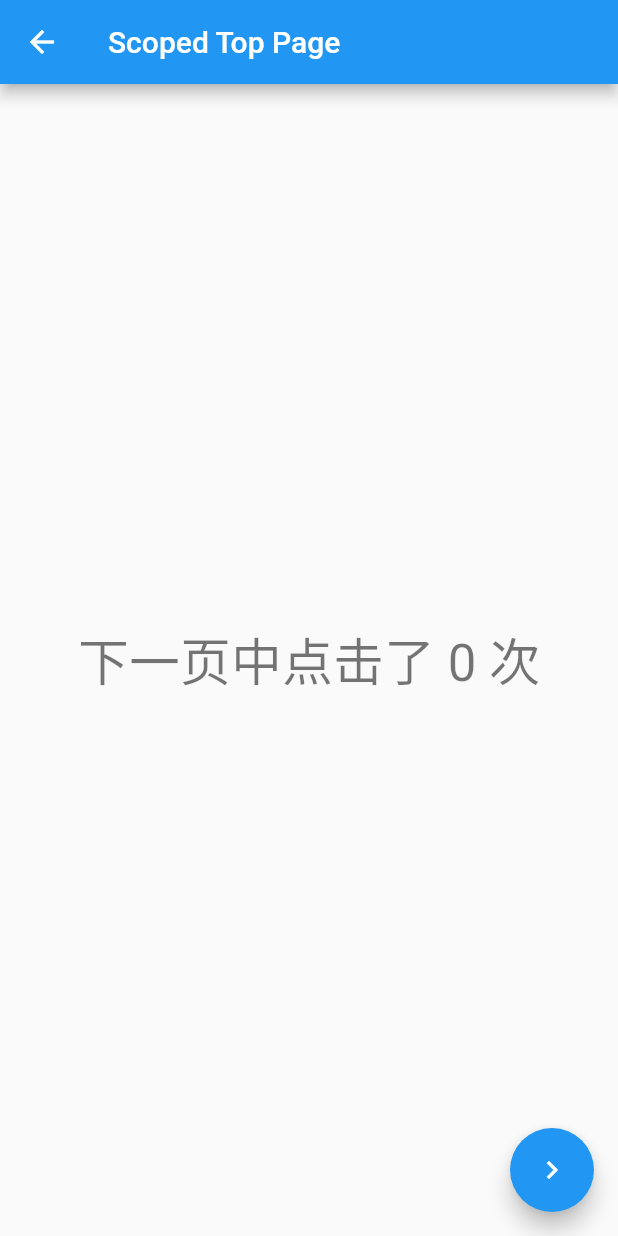
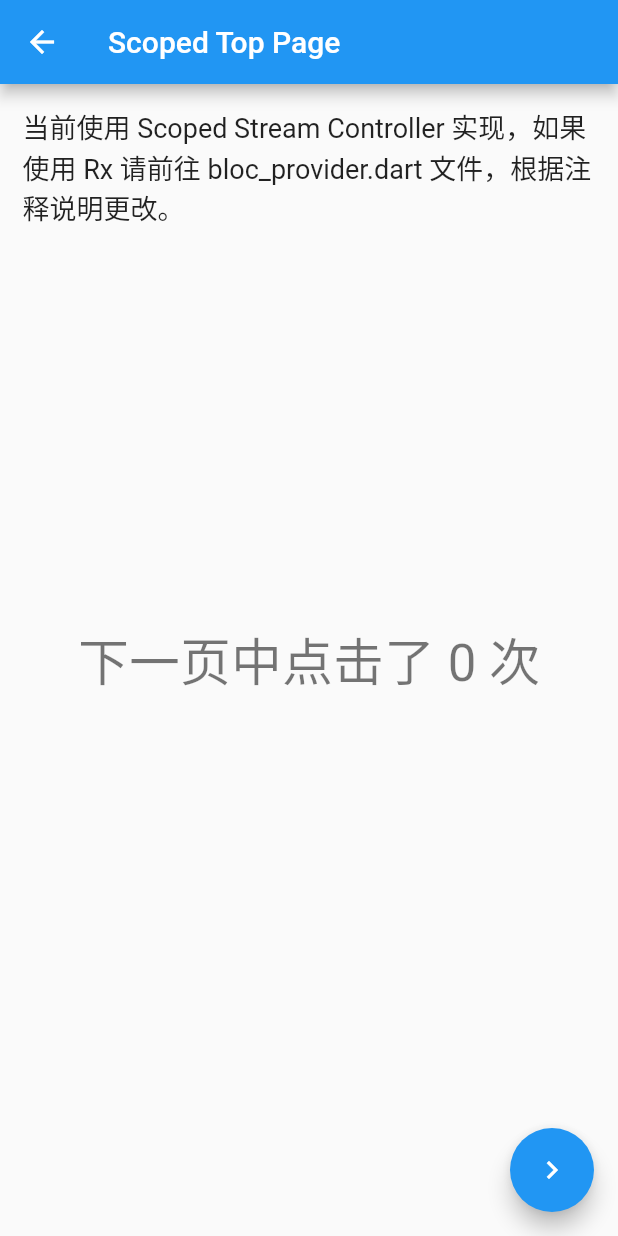
Before and after one commit to zesicus/learn-flutter, a Flutter app: the BLoCScopedTopPage screen opened directly, on a phone screen of 412 x 824 dp. Run offline on Flutter 3.47's test engine with Material 2 defaults, Android fonts, the phone set to English and light mode, and no system bars; our stand-ins replace date_format, rxdart.

Commit message:
BLoC done.

```diff
--- a/source/lib/entrance/vms/tab_vm.dart
+++ b/source/lib/entrance/vms/tab_vm.dart
@@ -66,7 +66,7 @@ class TabVM {
       TabWidgetsListModel(Icon(Icons.flash_on), Text("Stream")),
       TabWidgetsListModel(Icon(Icons.flash_on), Text("Stream Builder")),
       TabWidgetsListModel(
-          Icon(Icons.flash_on), Text("BLoC (Inherited Scoped)")),
+          Icon(Icons.flash_on), Text("BLoC (Inherited Scoped / RxDart)")),
     ]),
   ];
 
@@ -318,7 +318,7 @@ class TabVM {
       case "Inherited Widget":
         Navigator.pushNamed(context, "/widget_inherited");
         break;
-      case "BLoC (Inherited Scoped)":
+      case "BLoC (Inherited Scoped / RxDart)":
         Navigator.pushNamed(context, "/more_bloc_scoped");
         break;
       default:
--- a/source/lib/main.dart
+++ b/source/lib/main.dart
@@ -2,7 +2,7 @@ import 'dart:io';
 import 'package:flutter/material.dart';
 import 'package:flutter/services.dart';
 import 'package:flutter_localizations/flutter_localizations.dart';
-import 'package:learn_flutter/stream/bloc/scoped/support/bloc_provider.dart';
+import 'package:learn_flutter/stream/bloc/support/bloc_provider.dart';
 import 'entrance/routes.dart';
 
 void main() => runApp(MyApp());
--- a/source/lib/stream/bloc/scoped/pages/bloc_scoped_top_page.dart
+++ b/source/lib/stream/bloc/scoped/pages/bloc_scoped_top_page.dart
@@ -1,6 +1,6 @@
 import 'package:flutter/material.dart';
 import 'package:learn_flutter/stream/bloc/scoped/pages/bloc_scoped_under_page.dart';
-import 'package:learn_flutter/stream/bloc/scoped/support/bloc_provider.dart';
+import 'package:learn_flutter/stream/bloc/support/bloc_provider.dart';
 
 class BLoCScopedTopPage extends StatelessWidget {
   @override
@@ -8,7 +8,15 @@ class BLoCScopedTopPage extends StatelessWidget {
     final bloc = BlocProvider.of(context).bLoC;
     return Scaffold(
       appBar: AppBar(title: Text('Scoped Top Page')),
-      body: Center(
+      body: Stack(
+        children: <Widget>[
+          Padding(
+            padding: EdgeInsets.all(15.0),
+            child: Text(
+                "当前使用 Scoped Stream Controller 实现，如果使用 Rx 请前往 bloc_provider.dart 文件，根据注释说明更改。",
+                style: TextStyle(fontSize: 18)),
+          ),
+          Center(
             child: StreamBuilder(
               stream: bloc.stream,
               initialData: bloc.value,
@@ -19,6 +27,8 @@ class BLoCScopedTopPage extends StatelessWidget {
                 );
               },
             ),
+          ),
+        ],
       ),
       floatingActionButton: FloatingActionButton(
         child: Icon(Icons.keyboard_arrow_right),
--- a/source/lib/stream/bloc/scoped/pages/bloc_scoped_under_page.dart
+++ b/source/lib/stream/bloc/scoped/pages/bloc_scoped_under_page.dart
@@ -1,5 +1,5 @@
 import 'package:flutter/material.dart';
-import 'package:learn_flutter/stream/bloc/scoped/support/bloc_provider.dart';
+import 'package:learn_flutter/stream/bloc/support/bloc_provider.dart';
 
 class BLoCScopedUnderPage extends StatelessWidget {
   @override
--- a/source/lib/stream/bloc/scoped/support/bloc_provider.dart
+++ b/source/lib/stream/bloc/support/bloc_provider.dart
@@ -1,7 +1,9 @@
 import 'package:flutter/material.dart';
 import 'count_bloc.dart';
+import 'count_bloc_rx.dart';
 
 class BlocProvider extends InheritedWidget {
+  // 这里如果需要切换 RxDart 请直接使用 CountBLoCRx
   final bLoC = CountBLoC();
 
   BlocProvider({Key key, Widget child}) : super(key: key, child: child);
--- /dev/null
+++ b/source/lib/stream/bloc/support/count_bloc_rx.dart
@@ -0,0 +1,16 @@
+import 'package:rxdart/rxdart.dart';
+
+class  CountBLoCRx {
+  int _count = 0;
+  var _subject = BehaviorSubject<int>();
+  Stream<int> get stream => _subject.stream;
+  int get value => _count;
+
+  increase() {
+    _subject.add(++_count);
+  }
+
+  dispose() {
+    _subject.close();
+  }
+}
--- a/source/pubspec.yaml
+++ b/source/pubspec.yaml
@@ -28,6 +28,7 @@ dependencies:
   date_format: ^1.0.8
   http: ^0.12.0+4
   tuple: ^1.0.3
+  rxdart: ^0.23.1
 
 dev_dependencies:
   flutter_test:
```
Also changed, not shown: source/lib/stream/bloc/support/count_bloc.dart (renamed from source/lib/stream/bloc/scoped/support/count_bloc.dart), source/pubspec.lock. Lines whose indentation alone changed are shown as unchanged.
